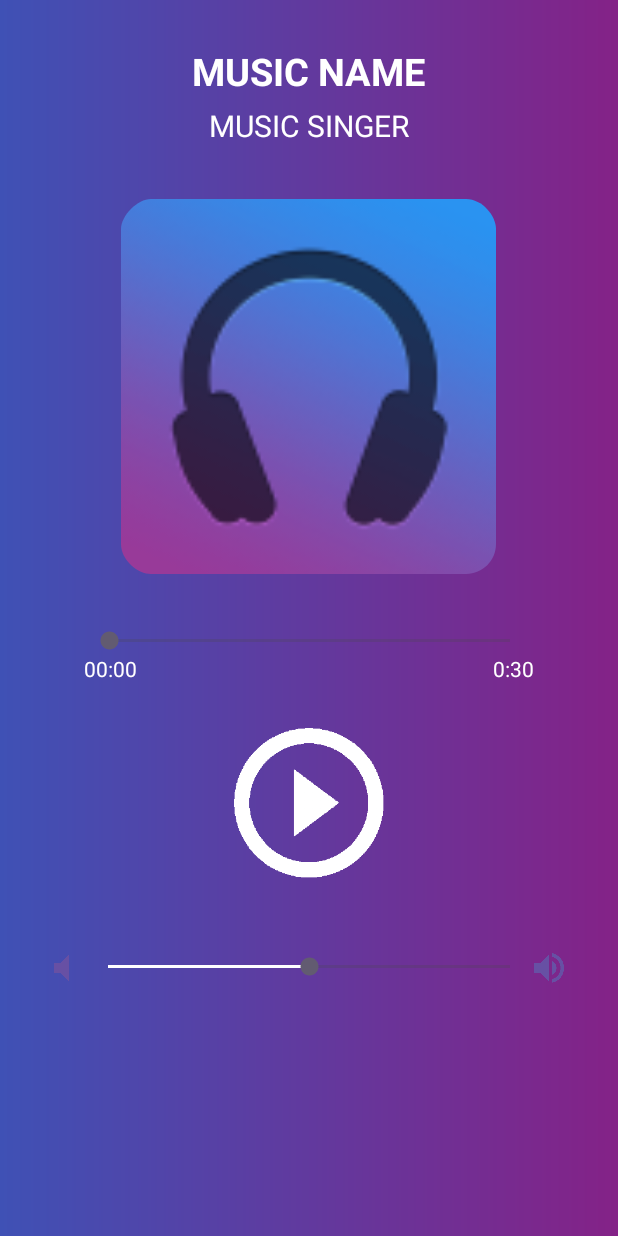
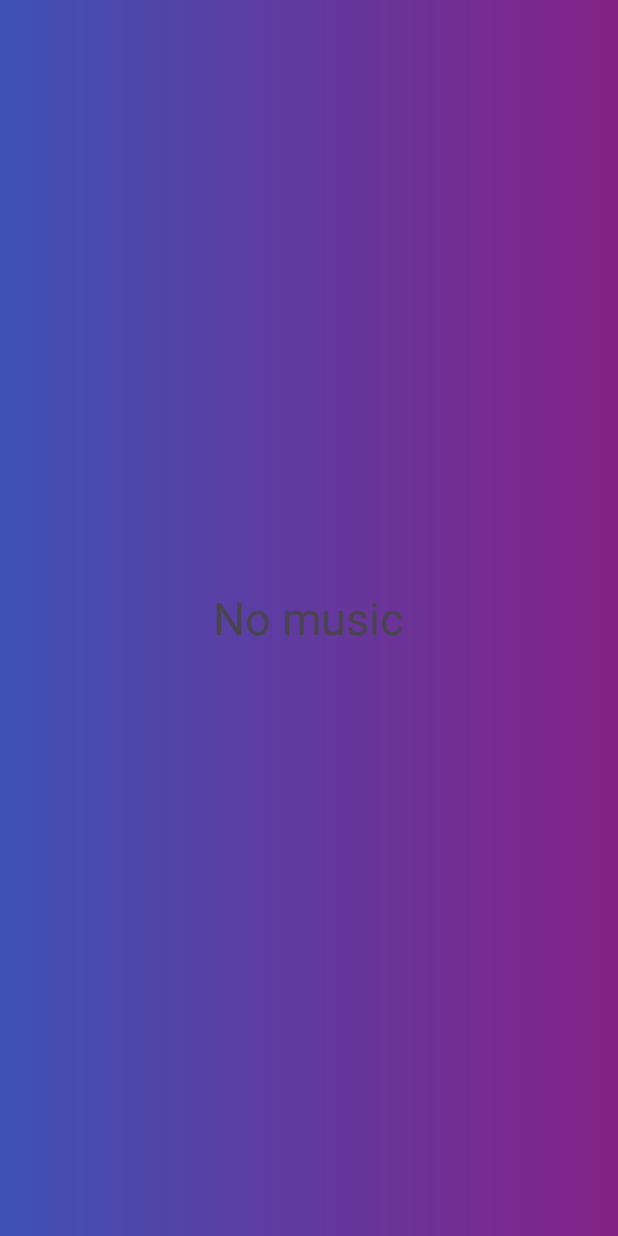
Before and after one commit to Abdel-kobbi/MusicPlayerApp, an Android app: the screen it shows after launch (MainActivity before the commit, ListMusicActivity after it), on a phone screen of 412 x 824 dp. Run offline under Robolectric (Android 15) with nearby library versions, the phone set to English and light mode, and no system bars.

Commit message:
feat(ui): implement ListView and adapter for songs

```diff
--- a/app/src/main/AndroidManifest.xml
+++ b/app/src/main/AndroidManifest.xml
@@ -13,7 +13,7 @@
         android:theme="@style/Theme.MusicPlayerApp"
         tools:targetApi="31">
         <activity
-            android:name=".MainActivity"
+            android:name=".ListMusicActivity"
             android:exported="true">
             <intent-filter>
                 <action android:name="android.intent.action.MAIN" />
@@ -21,6 +21,10 @@
                 <category android:name="android.intent.category.LAUNCHER" />
             </intent-filter>
         </activity>
+        <activity
+            android:name=".MainActivity"
+            android:exported="false" />
+
     </application>
 
 </manifest>
--- /dev/null
+++ b/app/src/main/java/com/kobbi/musicplayerapp/ListMusicActivity.java
@@ -0,0 +1,40 @@
+package com.kobbi.musicplayerapp;
+
+import android.os.Bundle;
+import android.widget.ListView;
+
+import androidx.activity.EdgeToEdge;
+import androidx.appcompat.app.AppCompatActivity;
+import androidx.core.graphics.Insets;
+import androidx.core.view.ViewCompat;
+import androidx.core.view.WindowInsetsCompat;
+
+import java.util.ArrayList;
+import java.util.List;
+
+public class ListMusicActivity extends AppCompatActivity {
+
+    private List<Song> songList;
+    private ListView lvSongs;
+
+    @Override
+    protected void onCreate(Bundle savedInstanceState) {
+        super.onCreate(savedInstanceState);
+        EdgeToEdge.enable(this);
+        setContentView(R.layout.activity_list_music);
+        ViewCompat.setOnApplyWindowInsetsListener(findViewById(R.id.main), (v, insets) -> {
+            Insets systemBars = insets.getInsets(WindowInsetsCompat.Type.systemBars());
+            v.setPadding(systemBars.left, systemBars.top, systemBars.right, systemBars.bottom);
+            return insets;
+        });
+
+        lvSongs = findViewById(R.id.lvSongs);
+        songList = new ArrayList<>();
+
+        SongsAdapter songsAdapter = new SongsAdapter(getApplicationContext(), songList);
+
+        lvSongs.setEmptyView(findViewById(R.id.lvEmpty));
+
+        lvSongs.setAdapter(songsAdapter);
+    }
+}
--- /dev/null
+++ b/app/src/main/java/com/kobbi/musicplayerapp/SongsAdapter.java
@@ -0,0 +1,34 @@
+package com.kobbi.musicplayerapp;
+
+import android.content.Context;
+import android.view.LayoutInflater;
+import android.view.View;
+import android.view.ViewGroup;
+import android.widget.ArrayAdapter;
+import android.widget.TextView;
+
+import androidx.annotation.NonNull;
+import androidx.annotation.Nullable;
+
+import java.util.List;
+
+public class SongsAdapter extends ArrayAdapter<Song> {
+
+
+    public SongsAdapter(@NonNull Context context, @NonNull List<Song> listSongs) {
+        super(context, 0, listSongs);
+    }
+
+    @NonNull
+    @Override
+    public View getView(int position, @Nullable View convertView, @NonNull ViewGroup parent) {
+        convertView = LayoutInflater.from(parent.getContext()).inflate(R.layout.item_song, null);
+
+        TextView tvTitle = convertView.findViewById(R.id.tvTitle);
+        TextView tvArtist = convertView.findViewById(R.id.tvArtist);
+        Song song = getItem(position);
+        tvTitle.setText(song.getTitle());
+        tvArtist.setText(song.getArtist());
+        return convertView;
+    }
+}
--- /dev/null
+++ b/app/src/main/res/layout/activity_list_music.xml
@@ -0,0 +1,26 @@
+<?xml version="1.0" encoding="utf-8"?>
+<LinearLayout xmlns:android="http://schemas.android.com/apk/res/android"
+    xmlns:app="http://schemas.android.com/apk/res-auto"
+    xmlns:tools="http://schemas.android.com/tools"
+    android:id="@+id/main"
+    android:layout_width="match_parent"
+    android:layout_height="match_parent"
+    android:background="@drawable/background"
+    android:gravity="center"
+    android:orientation="vertical"
+    android:padding="16dp"
+    tools:context=".ListMusicActivity">
+
+    <ListView
+        android:id="@+id/lvSongs"
+        android:layout_width="match_parent"
+        android:layout_height="match_parent" />
+
+    <TextView
+        android:id="@+id/lvEmpty"
+        android:layout_width="wrap_content"
+        android:layout_height="wrap_content"
+        android:text="@string/lvEmpty"
+        android:textSize="30sp" />
+
+</LinearLayout>
--- a/app/src/main/res/values/strings.xml
+++ b/app/src/main/res/values/strings.xml
@@ -3,4 +3,5 @@
     <string name="music_name">music name</string>
     <string name="music_singer">music singer</string>
     <string name="music_duration">00:00</string>
+    <string name="lvEmpty">No music</string>
 </resources>
```
Also changed, not shown: app/src/main/java/com/kobbi/musicplayerapp/Song.java (added, +36 -0 lines), app/src/main/res/layout/item_song.xml (added, +28 -0 lines).
